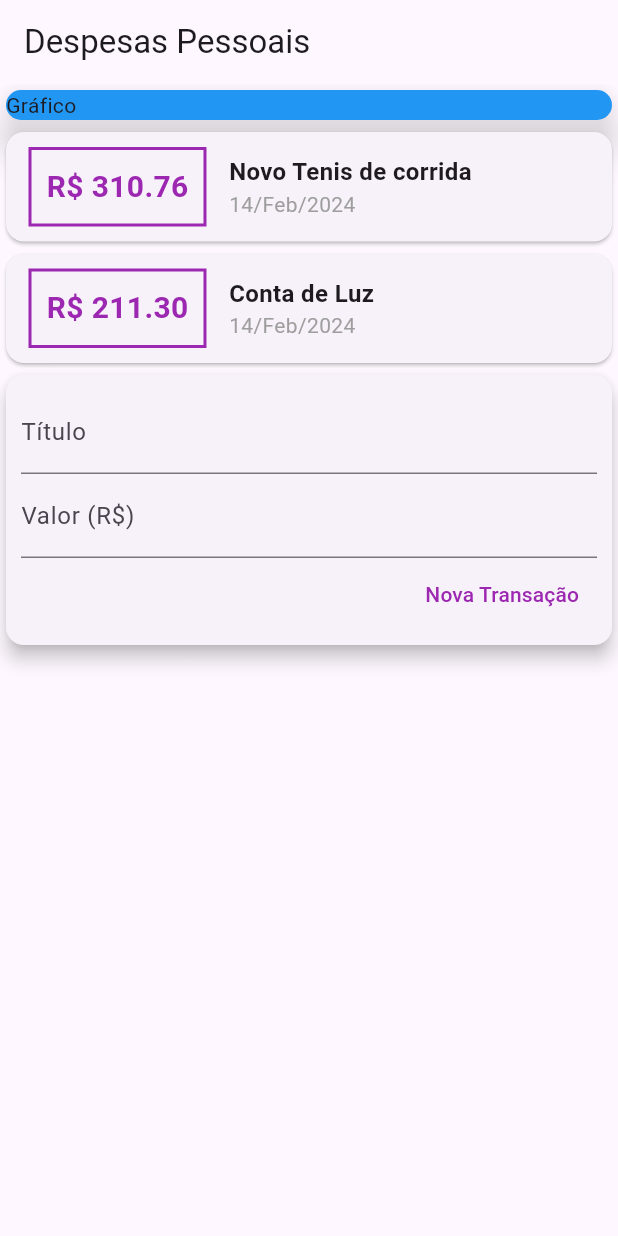
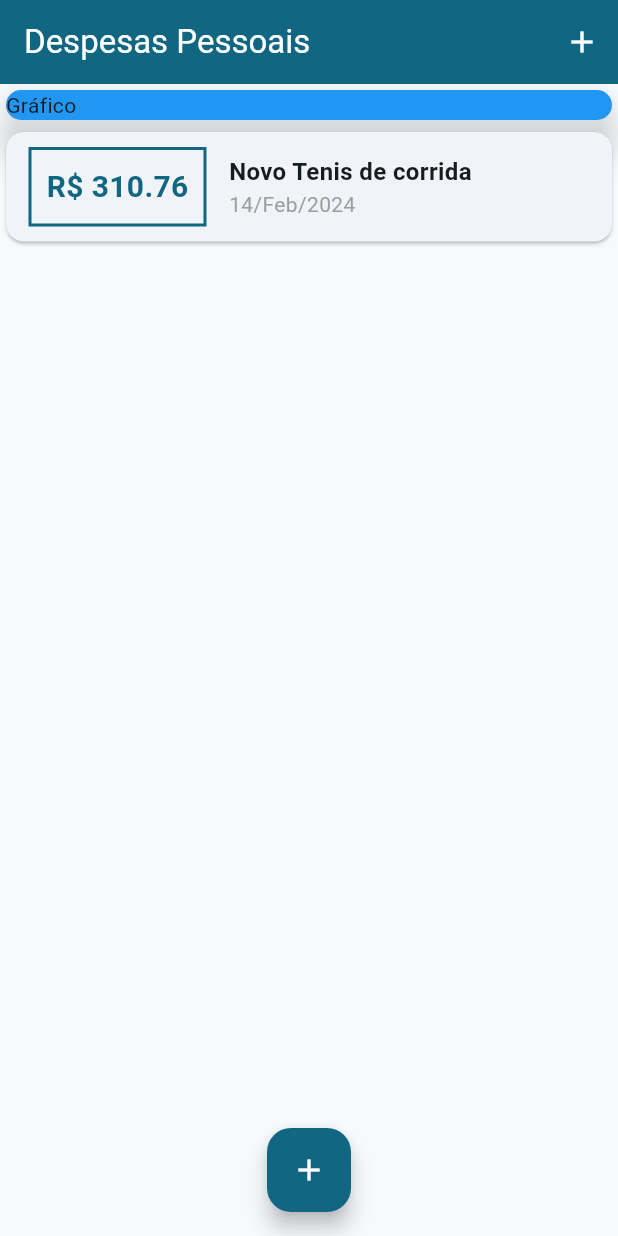
Before and after one commit to EliasDev-Flutter/Personal-Expenses, a Flutter app: the screen it shows after launch, on a phone screen of 412 x 824 dp. Run offline on Flutter 3.47's test engine with Material 3 defaults, Android fonts, the phone set to English and light mode, and no system bars.

Commit message:
Alteraçao de locais de codigo e temas

```diff
--- a/lib/components/transaction_list.dart
+++ b/lib/components/transaction_list.dart
@@ -3,15 +3,18 @@ import '../models/transaction.dart';
 import 'package:intl/intl.dart';
 
 class TransactionList extends StatelessWidget {
-
   final List<Transaction> transactions;
 
   const TransactionList(this.transactions, {super.key});
 
   @override
   Widget build(BuildContext context) {
-    return Column(children: [
-            ...transactions.map((tr) {
+    return SizedBox(
+      height: 500,
+      child: ListView.builder(
+        itemCount: transactions.length,
+        itemBuilder: (context, index) {
+          final tr = transactions[index];
           return Card(
             child: Row(children: [
               Container(
@@ -21,23 +24,21 @@ class TransactionList extends StatelessWidget {
                 ),
                 decoration: BoxDecoration(
                   border: Border.all(
-                        color: Colors.purple,
+                    color: Theme.of(context).colorScheme.primary,
                     width: 2,
                   ),
                 ),
                 padding: const EdgeInsets.all(10),
                 child: Text(
                   'R\$ ${tr.value.toStringAsFixed(2)}',
-                      style: const TextStyle(
+                  style: TextStyle(
                     fontWeight: FontWeight.bold,
                     fontSize: 20,
-                        color: Colors.purple,
+                    color: Theme.of(context).colorScheme.primary,
                   ),
                 ),
               ),
-                  Column(
-                      crossAxisAlignment: CrossAxisAlignment.start,
-                      children: [
+              Column(crossAxisAlignment: CrossAxisAlignment.start, children: [
                 Text(
                   tr.title,
                   style: const TextStyle(
@@ -54,7 +55,8 @@ class TransactionList extends StatelessWidget {
               ]),
             ]),
           );
-            }).toList()
-          ]);
+        },
+      ),
+    );
   }
 }
--- a/lib/components/transaction_user.dart
+++ /dev/null
@@ -1,38 +0,0 @@
-import 'package:flutter/material.dart';
-import 'transaction_form.dart';
-import 'transaction_list.dart';
-import '../models/transaction.dart';
-
-class TransactionUser extends StatefulWidget {
-  const TransactionUser({super.key});
-
-  @override
-  State<TransactionUser> createState() => _TransactionUserState();
-}
-
-class _TransactionUserState extends State<TransactionUser> {
-  final _transactions = [
-    Transaction(
-      id: 't1',
-      title: 'Novo Tenis de corrida',
-      value: 310.76,
-      date: DateTime.now(),
-    ),
-    Transaction(
-      id: 't2',
-      title: 'Conta de Luz',
-      value: 211.30,
-      date: DateTime.now(),
-    ),
-  ];
-
-  @override
-  Widget build(BuildContext context) {
-    return Column(
-      children: [
-        TransactionList(_transactions),
-        TransactionForm(),
-      ],
-    );
-  }
-}
--- a/lib/main.dart
+++ b/lib/main.dart
@@ -1,5 +1,8 @@
-import 'package:expenses/components/transaction_user.dart';
 import 'package:flutter/material.dart';
+import 'dart:math';
+import 'components/transaction_form.dart';
+import 'components/transaction_list.dart';
+import 'models/transaction.dart';
 
 main() => runApp(const ExpensesApp());
 
@@ -8,35 +11,100 @@ class ExpensesApp extends StatelessWidget {
 
   @override
   Widget build(BuildContext context) {
-    return const MaterialApp(
-      home: MyHomePage(),
+    return MaterialApp(
+      home: const MyHomePage(),
+      theme: ThemeData(
+        colorScheme: ColorScheme.fromSeed(
+          seedColor: Colors.blueGrey,
+        ),
+      ),
       debugShowCheckedModeBanner: false,
     );
   }
 }
 
-class MyHomePage extends StatelessWidget {
+class MyHomePage extends StatefulWidget {
   const MyHomePage({super.key});
+
+  @override
+  State<MyHomePage> createState() => _MyHomePageState();
+}
+
+class _MyHomePageState extends State<MyHomePage> {
+  final _transactions = [
+    Transaction(
+      id: 't1',
+      title: 'Novo Tenis de corrida',
+      value: 310.76,
+      date: DateTime.now(),
+    ),
+  ];
+
+  _addTransaction(String title, double value) {
+    final newTransaction = Transaction(
+      id: Random().nextDouble().toString(),
+      title: title,
+      value: value,
+      date: DateTime.now(),
+    );
+    setState(() {
+      _transactions.add(newTransaction);
+    });
+
+    Navigator.of(context).pop();
+  }
+
+  _openTransactionFormModal(BuildContext context) {
+    showModalBottomSheet(
+      context: context,
+      builder: (_) {
+        return TransactionForm(_addTransaction);
+      },
+    );
+  }
 
   @override
   Widget build(BuildContext context) {
     return Scaffold(
       appBar: AppBar(
-        title: const Text('Despesas Pessoais'),
+        backgroundColor: Theme.of(context).colorScheme.primary,
+        foregroundColor: Theme.of(context).colorScheme.onPrimary,
+        title: const Text(
+          'Despesas Pessoais',
         ),
-      body: const Column(
+        actions: [
+          IconButton(
+            onPressed: () => _openTransactionFormModal(context),
+            icon: const Icon(
+              Icons.add,
+            ),
+          ),
+        ],
+      ),
+      body: SingleChildScrollView(
+        child: Column(
           crossAxisAlignment: CrossAxisAlignment.stretch,
           children: [
-          SizedBox(
+            const SizedBox(
               child: Card(
                 color: Colors.blue,
                 elevation: 10,
                 child: Text('Gráfico'),
               ),
             ),
-          TransactionUser(),
+            TransactionList(_transactions),
           ],
         ),
+      ),
+      floatingActionButton: FloatingActionButton(
+        backgroundColor: Theme.of(context).colorScheme.primary,
+        foregroundColor: Theme.of(context).colorScheme.onPrimary,
+        onPressed: () => _openTransactionFormModal(context),
+        child: const Icon(
+          Icons.add,
+        ),
+      ),
+      floatingActionButtonLocation: FloatingActionButtonLocation.centerFloat,
     );
   }
 }
```
Also changed, not shown: lib/components/transaction_form.dart (+24 -6 lines). Lines whose indentation alone changed are shown as unchanged.
